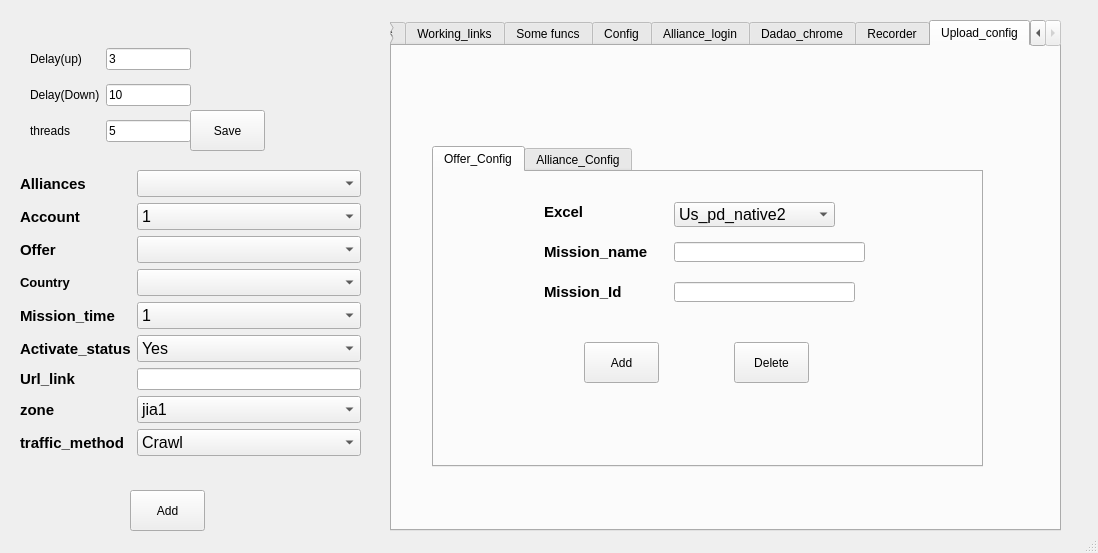
The window that ui/test.ui (FuckBrains/src) describes before a commit, drawn with Qt 5.
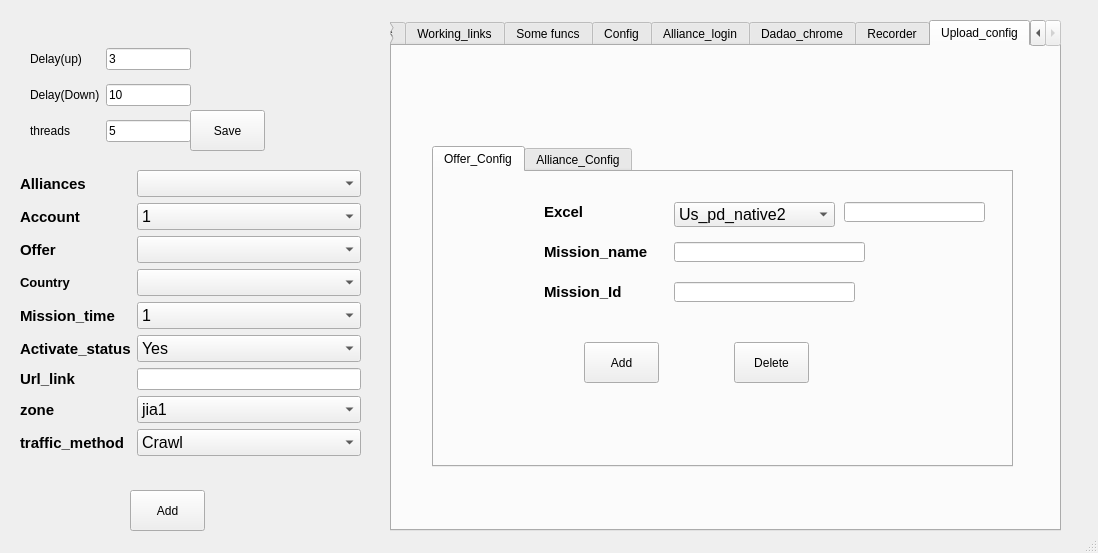
The same window after the commit. The open tabs and pages were chosen to show the change.

```diff
--- a/ui/test.ui
+++ b/ui/test.ui
@@ -3602,7 +3602,7 @@
        <rect>
         <x>40</x>
         <y>100</y>
-        <width>551</width>
+        <width>581</width>
         <height>321</height>
        </rect>
       </property>
@@ -3770,6 +3770,19 @@
          <string>Mission_name</string>
         </property>
        </widget>
+       <widget class="QLineEdit" name="lineEdit50">
+        <property name="geometry">
+         <rect>
+          <x>410</x>
+          <y>30</y>
+          <width>141</width>
+          <height>20</height>
+         </rect>
+        </property>
+        <property name="text">
+         <string/>
+        </property>
+       </widget>
       </widget>
       <widget class="QWidget" name="tab_17">
        <attribute name="title">
```
Left out of the diff: 2 changed lines with no effect on the pictures.
